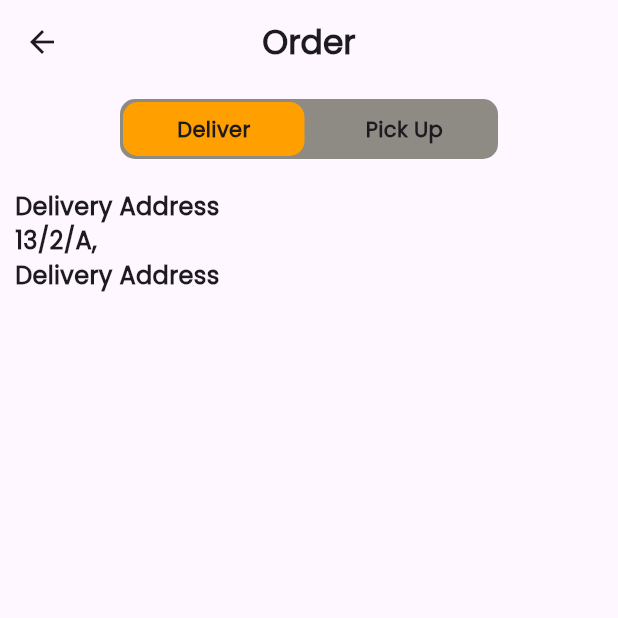
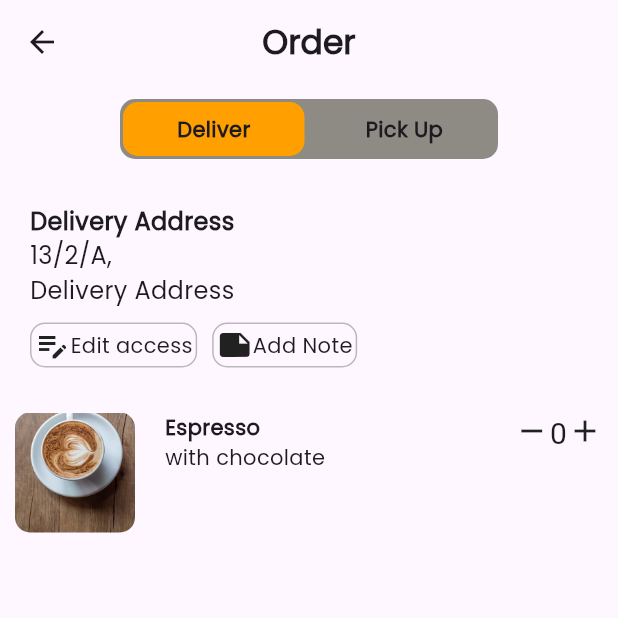
Before and after one commit to kemila3/coffe-app, a Flutter app: the OrderPage screen opened directly, on a phone screen of 412 x 824 dp, the top half of it. Run offline on Flutter 3.47's test engine with Material 3 defaults, Android fonts, the phone set to English and light mode, and no system bars.

Commit message:
order page container added

```diff
--- a/lib/pages/orderPage.dart
+++ b/lib/pages/orderPage.dart
@@ -74,6 +74,7 @@ class OrderPage extends StatelessWidget {
               height: 20,
             ),
             Container(
+              padding: EdgeInsets.all(10),
               child: Column(
                 crossAxisAlignment: CrossAxisAlignment.start,
                 children: [
@@ -88,16 +89,119 @@ class OrderPage extends StatelessWidget {
                     "13/2/A,",
                     style: TextStyle(
                         fontFamily: "Poppins",
-                        fontWeight: FontWeight.bold,
+                        // fontWeight: FontWeight.bold,
                         fontSize: 16),
                   ),
                   Text(
                     "Delivery Address",
                     style: TextStyle(
                         fontFamily: "Poppins",
-                        fontWeight: FontWeight.bold,
+                        // fontWeight: FontWeight.bold,
                         fontSize: 16),
                   ),
+                  SizedBox(
+                    height: 10,
+                  ),
+                  Row(
+                    children: [
+                      Container(
+                        padding: EdgeInsets.all(2),
+                        decoration: BoxDecoration(
+                            borderRadius: BorderRadius.circular(10),
+                            border: Border.all(color: Colors.black26)),
+                        child: Row(
+                          children: [
+                            Icon(Icons.edit_note),
+                            Text(
+                              "Edit access",
+                              style: TextStyle(
+                                fontFamily: "Poppins",
+                              ),
+                            ),
+                          ],
+                        ),
+                      ),
+                      SizedBox(
+                        width: 10,
+                      ),
+                      Container(
+                        padding: EdgeInsets.all(2),
+                        decoration: BoxDecoration(
+                            borderRadius: BorderRadius.circular(10),
+                            border: Border.all(color: Colors.black26)),
+                        child: Row(
+                          children: [
+                            Icon(Icons.note),
+                            Text(
+                              "Add Note",
+                              style: TextStyle(
+                                fontFamily: "Poppins",
+                              ),
+                            ),
+                          ],
+                        ),
+                      ),
+                    ],
+                  )
+                ],
+              ),
+            ),
+            SizedBox(
+              height: 20,
+            ),
+            Container(
+              child: Row(
+                // mainAxisAlignment: MainAxisAlignment.start,
+                crossAxisAlignment: CrossAxisAlignment.start,
+                children: [
+                  Column(
+                    children: [
+                      ClipRRect(
+                        borderRadius: BorderRadius.circular(10),
+                        child: Image.asset(
+                          width: 80,
+                          height: 80,
+                          "assets/images/Rectangle 24.png",
+                          fit: BoxFit.cover,
+                        ),
+                      )
+                    ],
+                  ),
+                  SizedBox(
+                    width: 20,
+                  ),
+                  Column(
+                    crossAxisAlignment: CrossAxisAlignment.start,
+                    children: [
+                      Text(
+                        "Espresso",
+                        style: TextStyle(
+                          fontFamily: "Poppins",
+                          fontWeight: FontWeight.bold,
+                        ),
+                      ),
+                      Text(
+                        "with chocolate",
+                        style: TextStyle(
+                          fontFamily: "Poppins",
+                        ),
+                      )
+                    ],
+                  ),
+                  Spacer(),
+                  Container(
+                    decoration: BoxDecoration(
+                      borderRadius: BorderRadius.circular(40)
+                    ),
+                    child: Icon(
+                      Icons.remove,
+                    ),
+                  ),
+                  Text(
+                    "0",
+                    style: TextStyle(fontSize: 20),
+                  ),
+                  Icon(Icons.add),
                 ],
               ),
             )
```
